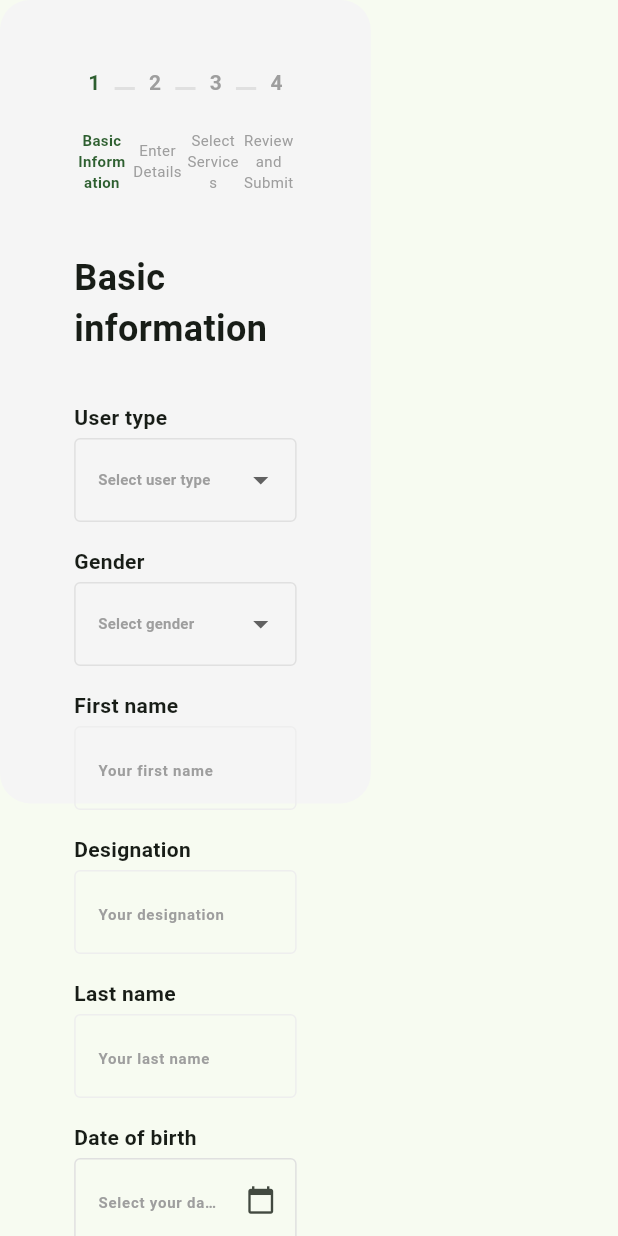
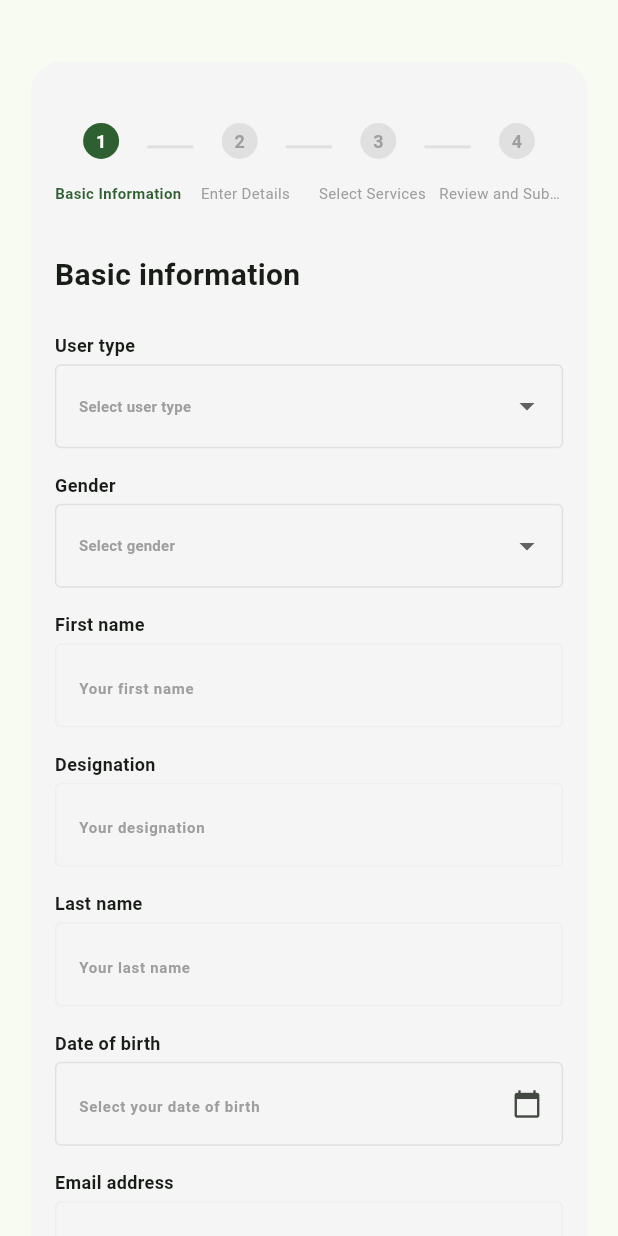
Before and after one commit to kimemia21/hosi_frontend, a Flutter app: the Addstaff screen opened directly, on a phone screen of 412 x 824 dp. Run offline on Flutter 3.47's test engine with Material 3 defaults, Android fonts, the phone set to English and light mode, and no system bars.

Commit message:
layout error fixed

```diff
--- a/lib/staff/AddStaff.dart
+++ b/lib/staff/AddStaff.dart
@@ -56,37 +56,80 @@ class _AddstaffState extends State<Addstaff> {
 
   @override
   Widget build(BuildContext context) {
+    // Get screen size
+    final screenSize = MediaQuery.of(context).size;
+
+    // Determine container width based on screen size
+    double containerWidth = screenSize.width;
+    double containerHeight = screenSize.height;
+
+    // For very large screens, cap the width
+    if (screenSize.width > 1000) {
+      containerWidth = screenSize.width * 0.74;
+    } else if (screenSize.width > 900) {
+      containerWidth = screenSize.width * 0.75;
+    } else {
+      containerWidth = screenSize.width * 0.9;
+    }
+
+    // Set container height based on screen size
+    if (screenSize.height > 900) {
+      containerHeight = screenSize.height * 0.75;
+    } else {
+      containerHeight = screenSize.height * 0.85;
+    }
+
     return Scaffold(
-      body: Container(
-        width: MediaQuery.of(context).size.width*0.6,
-        height: MediaQuery.of(context).size.height*0.65,
+      body: SingleChildScrollView(
+        child: Center(
+          child: Container(
+            width: containerWidth,
+            constraints: BoxConstraints(
+              minHeight: containerHeight,
+            ),
+            margin: EdgeInsets.symmetric(
+              vertical: screenSize.height * 0.05,
+              horizontal: screenSize.width * 0.02,
+            ),
+            padding: EdgeInsets.all(screenSize.width > 600 ? 24.0 : 16.0),
             decoration: BoxDecoration(
-          borderRadius: BorderRadiusDirectional.circular(20),
-          color: Colors.grey.shade100,),
+              borderRadius: BorderRadius.circular(20),
+              color: Colors.grey.shade100,
+            ),
+            child: _buildFormContent(context),
+          ),
+        ),
+      ),
+    );
+  }
 
-        child: Center(
-          child: LayoutBuilder(
-            builder: (context, constraints) {
-              // Responsive width based on screen size
-              double formWidth =
-                  constraints.maxWidth > 800
-                      ? 800
-                      : constraints.maxWidth * 0.6;
+  Widget _buildFormContent(BuildContext context) {
+    // Form content width determined by screen size
+    final screenWidth = MediaQuery.of(context).size.width;
+    double formWidth = screenWidth;
 
-              return SizedBox(
-                width: formWidth,
+    // Adjust based on screen size
+    if (screenWidth > 1400) {
+      formWidth = 1000;
+    } else if (screenWidth > 900) {
+      formWidth = screenWidth * 0.7;
+    } else {
+      formWidth = screenWidth * 0.9;
+    }
+
+    return Center(
+      child: ConstrainedBox(
+        constraints: BoxConstraints(
+          maxWidth: formWidth,
+        ),
         child: Column(
           crossAxisAlignment: CrossAxisAlignment.start,
           children: [
-                    const SizedBox(height: 40),
+            SizedBox(height: MediaQuery.of(context).size.height * 0.03),
             _buildStepper(),
-                    const SizedBox(height: 40),
+            SizedBox(height: MediaQuery.of(context).size.height * 0.04),
             _buildCurrentStep(),
           ],
-                ),
-              );
-            },
-          ),
         ),
       ),
     );
@@ -95,7 +138,14 @@ class _AddstaffState extends State<Addstaff> {
   Widget _buildStepper() {
     return LayoutBuilder(
       builder: (context, constraints) {
+        // Determine if this is a small, medium, or large screen
         bool isSmallScreen = constraints.maxWidth < 600;
+        bool isMediumScreen = constraints.maxWidth >= 600 && constraints.maxWidth < 960;
+        bool isLargeScreen = constraints.maxWidth >= 960;
+
+        // Adjust font sizes based on screen size
+        double titleFontSize = isSmallScreen ? 10 : (isMediumScreen ? 12 : 14);
+        double stepIndicatorSize = isSmallScreen ? 24 : (isMediumScreen ? 28 : 30);
 
         return Column(
           children: [
@@ -111,18 +161,19 @@ class _AddstaffState extends State<Addstaff> {
                     child: Column(
                       children: [
                         Container(
-                          width: 30,
-                          height: 30,
-                          // decoration: BoxDecoration(
-                          //   shape: BoxShape.circle,
-                          //   color: isActive ? primaryColor : Colors.grey.shade300,
-                          // ),
+                          width: stepIndicatorSize,
+                          height: stepIndicatorSize,
+                          decoration: BoxDecoration(
+                            shape: BoxShape.circle,
+                            color: isActive ? primaryColor : Colors.grey.shade300,
+                          ),
                           child: Center(
                             child: Text(
                               '${stepIndex + 1}',
                               style: TextStyle(
-                                color: isActive ? primaryColor : Colors.grey,
+                                color: isActive ? Colors.white : Colors.grey,
                                 fontWeight: FontWeight.bold,
+                                fontSize: isSmallScreen ? 12 : 14,
                               ),
                             ),
                           ),
@@ -132,11 +183,8 @@ class _AddstaffState extends State<Addstaff> {
                           Text(
                             _stepTitles[stepIndex],
                             style: TextStyle(
-                              fontSize: 12,
-                              fontWeight:
-                                  isActive
-                                      ? FontWeight.bold
-                                      : FontWeight.normal,
+                              fontSize: titleFontSize,
+                              fontWeight: isActive ? FontWeight.bold : FontWeight.normal,
                               color: isActive ? primaryColor : Colors.grey,
                             ),
                             textAlign: TextAlign.center,
@@ -171,12 +219,12 @@ class _AddstaffState extends State<Addstaff> {
                       child: Text(
                         _stepTitles[index],
                         style: TextStyle(
-                          fontSize: 10,
-                          fontWeight:
-                              isActive ? FontWeight.bold : FontWeight.normal,
+                          fontSize: titleFontSize,
+                          fontWeight: isActive ? FontWeight.bold : FontWeight.normal,
                           color: isActive ? primaryColor : Colors.grey,
                         ),
                         textAlign: TextAlign.center,
+                        overflow: TextOverflow.ellipsis,
                       ),
                     );
                   }),
@@ -204,19 +252,25 @@ class _AddstaffState extends State<Addstaff> {
   }
 
   Widget _buildBasicInformationStep() {
+    return LayoutBuilder(
+      builder: (context, constraints) {
+        // Responsive sizing
+        bool isSmallScreen = constraints.maxWidth < 600;
+        bool isMobileLayout = constraints.maxWidth < 768;
+        double headingSize = isSmallScreen ? 20.0 : 24.0;
+        double labelSize = isSmallScreen ? 12.0 : 14.0;
+        double hintSize = isSmallScreen ? 10.0 : 12.0;
+        double verticalSpacing = isSmallScreen ? 24.0 : 32.0;
+
         return Column(
           crossAxisAlignment: CrossAxisAlignment.start,
           children: [
             Text(
               'Basic information',
-          style: TextStyle(fontSize: 24, fontWeight: FontWeight.bold),
+              style: TextStyle(fontSize: headingSize, fontWeight: FontWeight.bold),
             ),
-        const SizedBox(height: 32),
-        LayoutBuilder(
-          builder: (context, constraints) {
-            bool isSmallScreen = constraints.maxWidth < 600;
-
-            return Wrap(
+            SizedBox(height: verticalSpacing),
+            Wrap(
               spacing: 16,
               runSpacing: 16,
               children: [
@@ -231,11 +285,10 @@ class _AddstaffState extends State<Addstaff> {
                       });
                     },
                     items: ['Patient', 'Doctor', 'Administrator'],
+                    hintSize: hintSize,
                   ),
-                  width:
-                      isSmallScreen
-                          ? constraints.maxWidth
-                          : (constraints.maxWidth - 16) / 2,
+                  width: isMobileLayout ? constraints.maxWidth : (constraints.maxWidth - 16) / 2,
+                  labelSize: labelSize,
                 ),
                 _buildFormField(
                   'Gender',
@@ -248,188 +301,206 @@ class _AddstaffState extends State<Addstaff> {
                       });
                     },
                     items: ['Male', 'Female', 'Other'],
+                    hintSize: hintSize,
                   ),
-                  width:
-                      isSmallScreen
-                          ? constraints.maxWidth
-                          : (constraints.maxWidth - 16) / 2,
+                  width: isMobileLayout ? constraints.maxWidth : (constraints.maxWidth - 16) / 2,
+                  labelSize: labelSize,
                 ),
                 _buildFormField(
                   'First name',
                   _buildTextField(
                     controller: _firstNameController,
                     hintText: 'Your first name',
+                    hintSize: hintSize,
                   ),
-                  width:
-                      isSmallScreen
-                          ? constraints.maxWidth
-                          : (constraints.maxWidth - 16) / 2,
+                  width: isMobileLayout ? constraints.maxWidth : (constraints.maxWidth - 16) / 2,
+                  labelSize: labelSize,
                 ),
                 _buildFormField(
                   'Designation',
                   _buildTextField(
                     controller: _designationController,
                     hintText: 'Your designation',
+                    hintSize: hintSize,
                   ),
-                  width:
-                      isSmallScreen
-                          ? constraints.maxWidth
-                          : (constraints.maxWidth - 16) / 2,
+                  width: isMobileLayout ? constraints.maxWidth : (constraints.maxWidth - 16) / 2,
+                  labelSize: labelSize,
                 ),
                 _buildFormField(
                   'Last name',
                   _buildTextField(
                     controller: _lastNameController,
                     hintText: 'Your last name',
+                    hintSize: hintSize,
                   ),
-                  width:
-                      isSmallScreen
-                          ? constraints.maxWidth
-                          : (constraints.maxWidth - 16) / 2,
+                  width: isMobileLayout ? constraints.maxWidth : (constraints.maxWidth - 16) / 2,
+                  labelSize: labelSize,
                 ),
                 _buildFormField(
                   'Date of birth',
                   _buildDateField(
                     controller: _dateController,
                     hintText: 'Select your date of birth',
+                    hintSize: hintSize,
                   ),
-                  width:
-                      isSmallScreen
-                          ? constraints.maxWidth
-                          : (constraints.maxWidth - 16) / 2,
+                  width: isMobileLayout ? constraints.maxWidth : (constraints.maxWidth - 16) / 2,
+                  labelSize: labelSize,
                 ),
                 _buildFormField(
                   'Email address',
                   _buildTextField(
                     controller: _emailController,
                     hintText: 'Your email address',
+                    hintSize: hintSize,
                   ),
-                  width:
-                      isSmallScreen
-                          ? constraints.maxWidth
-                          : constraints.maxWidth,
+                  width: constraints.maxWidth,
+                  labelSize: labelSize,
+                ),
+              ],
+            ),
+            SizedBox(height: verticalSpacing),
+            Align(
+              alignment: Alignment.centerRight,
+              child: ElevatedButton(
+                onPressed: _nextStep,
+                style: ElevatedButton.styleFrom(
+                  backgroundColor: primaryColor,
+                  foregroundColor: Colors.white,
+                  padding: EdgeInsets.symmetric(
+                    horizontal: isSmallScreen ? 12 : 16,
+                    vertical: isSmallScreen ? 8 : 12,
+                  ),
+                  textStyle: TextStyle(
+                    fontSize: isSmallScreen ? 12 : 14,
+                  ),
+                ),
+                child: const Text('NEXT STEP'),
+              ),
             ),
           ],
         );
       },
-        ),
-        const SizedBox(height: 40),
-
-        Align(
-          alignment: Alignment.centerRight,
-          child: Container(
-            decoration: BoxDecoration(
-              color: primaryColor,
-              borderRadius: BorderRadiusDirectional.circular(4),
-            ),
-            padding: const EdgeInsets.symmetric(horizontal: 12, vertical: 6),
-            child: TextButton(
-              onPressed: _nextStep,
-              child: Text('NEXT STEP', style: TextStyle(color: Colors.white)),
-            ),
-          ),
-        ),
-      ],
     );
   }
 
   Widget _buildDetailsStep() {
+    return LayoutBuilder(
+      builder: (context, constraints) {
+        bool isSmallScreen = constraints.maxWidth < 600;
+        double headingSize = isSmallScreen ? 20.0 : 24.0;
+        double verticalSpacing = isSmallScreen ? 24.0 : 32.0;
+
         return Column(
           crossAxisAlignment: CrossAxisAlignment.start,
           children: [
             Text(
               'Enter Details',
-          style: TextStyle(fontSize: 24, fontWeight: FontWeight.bold),
+              style: TextStyle(fontSize: headingSize, fontWeight: FontWeight.bold),
             ),
-        const SizedBox(height: 32),
+            SizedBox(height: verticalSpacing),
             // Add form fields for details step
-        const SizedBox(height: 40),
+            SizedBox(height: verticalSpacing),
             Row(
               mainAxisAlignment: MainAxisAlignment.spaceBetween,
               children: [
-            TextButton(onPressed: _previousStep, child: const Text('PREVIOUS')),
-            Align(
-              alignment: Alignment.centerRight,
-              child: Container(
-                decoration: BoxDecoration(
-                  color: primaryColor,
-                  borderRadius: BorderRadiusDirectional.circular(4),
+                TextButton(
+                  onPressed: _previousStep,
+                  child: Text('PREVIOUS', style: TextStyle(fontSize: isSmallScreen ? 12 : 14)),
                 ),
-                padding: const EdgeInsets.symmetric(
-                  horizontal: 12,
-                  vertical: 6,
+                ElevatedButton(
+                  onPressed: _nextStep,
+                  style: ElevatedButton.styleFrom(
+                    backgroundColor: primaryColor,
+                    foregroundColor: Colors.white,
+                    padding: EdgeInsets.symmetric(
+                      horizontal: isSmallScreen ? 12 : 16,
+                      vertical: isSmallScreen ? 8 : 12,
                     ),
-                child: TextButton(
-                  onPressed: _nextStep,
-                  child: Text(
-                    'NEXT STEP',
-                    style: TextStyle(color: Colors.white),
+                    textStyle: TextStyle(
+                      fontSize: isSmallScreen ? 12 : 14,
                     ),
                   ),
-              ),
+                  child: const Text('NEXT STEP'),
                 ),
               ],
             ),
           ],
         );
+      },
+    );
   }
 
   Widget _buildServicesStep() {
+    return LayoutBuilder(
+      builder: (context, constraints) {
+        bool isSmallScreen = constraints.maxWidth < 600;
+        double headingSize = isSmallScreen ? 20.0 : 24.0;
+        double verticalSpacing = isSmallScreen ? 24.0 : 32.0;
+
         return Column(
           crossAxisAlignment: CrossAxisAlignment.start,
           children: [
             Text(
               'Select Services',
-          style: TextStyle(fontSize: 24, fontWeight: FontWeight.bold),
+              style: TextStyle(fontSize: headingSize, fontWeight: FontWeight.bold),
             ),
-        const SizedBox(height: 32),
+            SizedBox(height: verticalSpacing),
             // Add form fields for services step
-        const SizedBox(height: 40),
+            SizedBox(height: verticalSpacing),
             Row(
               mainAxisAlignment: MainAxisAlignment.spaceBetween,
               children: [
-            TextButton(onPressed: _previousStep, child: const Text('PREVIOUS')),
-            Align(
-              alignment: Alignment.centerRight,
-              child: Container(
-                decoration: BoxDecoration(
-                  color: primaryColor,
-                  borderRadius: BorderRadiusDirectional.circular(4),
+                TextButton(
+                  onPressed: _previousStep,
+                  child: Text('PREVIOUS', style: TextStyle(fontSize: isSmallScreen ? 12 : 14)),
                 ),
-                padding: const EdgeInsets.symmetric(
-                  horizontal: 12,
-                  vertical: 6,
+                ElevatedButton(
+                  onPressed: _nextStep,
+                  style: ElevatedButton.styleFrom(
+                    backgroundColor: primaryColor,
+                    foregroundColor: Colors.white,
+                    padding: EdgeInsets.symmetric(
+                      horizontal: isSmallScreen ? 12 : 16,
+                      vertical: isSmallScreen ? 8 : 12,
                     ),
-                child: TextButton(
-                  onPressed: _nextStep,
-                  child: Text(
-                    'NEXT STEP',
-                    style: TextStyle(color: Colors.white),
+                    textStyle: TextStyle(
+                      fontSize: isSmallScreen ? 12 : 14,
                     ),
                   ),
-              ),
+                  child: const Text('NEXT STEP'),
                 ),
               ],
             ),
           ],
         );
+      },
+    );
   }
 
   Widget _buildReviewStep() {
+    return LayoutBuilder(
+      builder: (context, constraints) {
+        bool isSmallScreen = constraints.maxWidth < 600;
+        double headingSize = isSmallScreen ? 20.0 : 24.0;
+        double verticalSpacing = isSmallScreen ? 24.0 : 32.0;
+
         return Column(
           crossAxisAlignment: CrossAxisAlignment.start,
           children: [
             Text(
               'Review and Submit',
-          style: TextStyle(fontSize: 24, fontWeight: FontWeight.bold),
+              style: TextStyle(fontSize: headingSize, fontWeight: FontWeight.bold),
             ),
-        const SizedBox(height: 32),
+            SizedBox(height: verticalSpacing),
             // Add review summary
-        const SizedBox(height: 40),
+            SizedBox(height: verticalSpacing),
             Row(
               mainAxisAlignment: MainAxisAlignment.spaceBetween,
               children: [
-            TextButton(onPressed: _previousStep, child: const Text('PREVIOUS')),
+                TextButton(
+                  onPressed: _previousStep,
+                  child: Text('PREVIOUS', style: TextStyle(fontSize: isSmallScreen ? 12 : 14)),
+                ),
                 ElevatedButton(
                   onPressed: () {
                     // Submit form logic
@@ -437,9 +508,12 @@ class _AddstaffState extends State<Addstaff> {
                   style: ElevatedButton.styleFrom(
                     backgroundColor: primaryColor,
                     foregroundColor: Colors.white,
-                padding: const EdgeInsets.symmetric(
-                  horizontal: 24,
-                  vertical: 12,
+                    padding: EdgeInsets.symmetric(
+                      horizontal: isSmallScreen ? 16 : 24,
+                      vertical: isSmallScreen ? 10 : 12,
+                    ),
+                    textStyle: TextStyle(
+                      fontSize: isSmallScreen ? 12 : 14,
                     ),
                   ),
                   child: const Text('SUBMIT'),
@@ -448,9 +522,11 @@ class _AddstaffState extends State<Addstaff> {
             ),
           ],
         );
+      },
+    );
   }
 
-  Widget _buildFormField(String label, Widget field, {required double width}) {
+  Widget _buildFormField(String label, Widget field, {required double width, required double labelSize}) {
     return Container(
       width: width,
       child: Column(
@@ -458,7 +534,7 @@ class _AddstaffState extends State<Addstaff> {
         children: [
           Text(
             label,
-            style: TextStyle(fontSize: 14, fontWeight: FontWeight.w600),
+            style: TextStyle(fontSize: labelSize, fontWeight: FontWeight.w600),
           ),
           const SizedBox(height: 4),
           field,
@@ -470,6 +546,7 @@ class _AddstaffState extends State<Addstaff> {
   Widget _buildTextField({
     required TextEditingController controller,
     required String hintText,
+    required double hintSize,
   }) {
     return TextField(
       controller: controller,
@@ -477,7 +554,7 @@ class _AddstaffState extends State<Addstaff> {
         hintText: hintText,
         hintStyle: TextStyle(
           fontWeight: FontWeight.w600,
-          fontSize: 10,
+          fontSize: hintSize,
           color: Colors.grey,
         ),
         border: OutlineInputBorder(
@@ -505,6 +582,7 @@ class _AddstaffState extends State<Addstaff> {
     required String? value,
     required Function(String?) onChanged,
     required List<String> items,
+    required double hintSize,
   }) {
     return DropdownButtonFormField<String>(
       value: value,
@@ -512,7 +590,7 @@ class _AddstaffState extends State<Addstaff> {
         hintText,
         style: TextStyle(
           fontWeight: FontWeight.w600,
-          fontSize: 10,
+          fontSize: hintSize,
           color: Colors.grey,
         ),
       ),
@@ -535,16 +613,17 @@ class _AddstaffState extends State<Addstaff> {
         ),
       ),
       onChanged: onChanged,
-      items:
-          items.map<DropdownMenuItem<String>>((String value) {
+      items: items.map<DropdownMenuItem<String>>((String value) {
         return DropdownMenuItem<String>(value: value, child: Text(value));
       }).toList(),
+      isExpanded: true, // Ensures the dropdown takes full width
     );
   }
 
   Widget _buildDateField({
     required TextEditingController controller,
     required String hintText,
+    required double hintSize,
   }) {
     return TextField(
       controller: controller,
@@ -552,7 +631,7 @@ class _AddstaffState extends State<Addstaff> {
         hintText: hintText,
         hintStyle: TextStyle(
           fontWeight: FontWeight.w600,
-          fontSize: 10,
+          fontSize: hintSize,
           color: Colors.grey,
         ),
         border: OutlineInputBorder(
```
Also changed, not shown: lib/Globals.dart (+18 -5 lines), lib/staff/DoctPage.dart (+30 -4 lines). Lines whose indentation alone changed are shown as unchanged.
